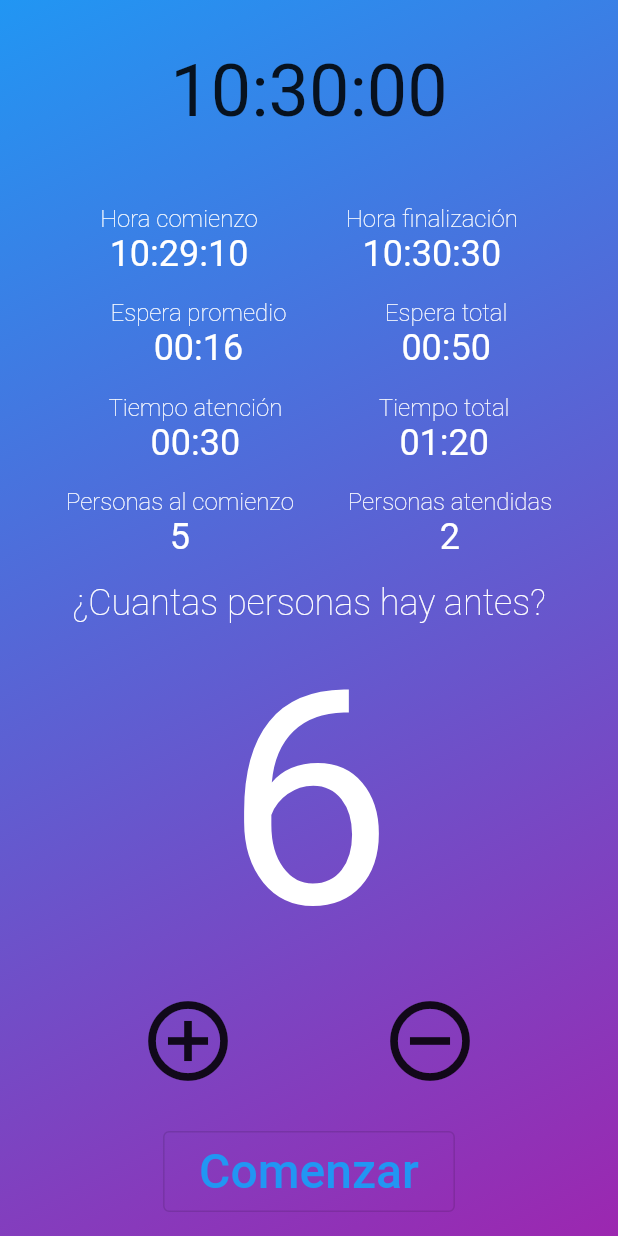
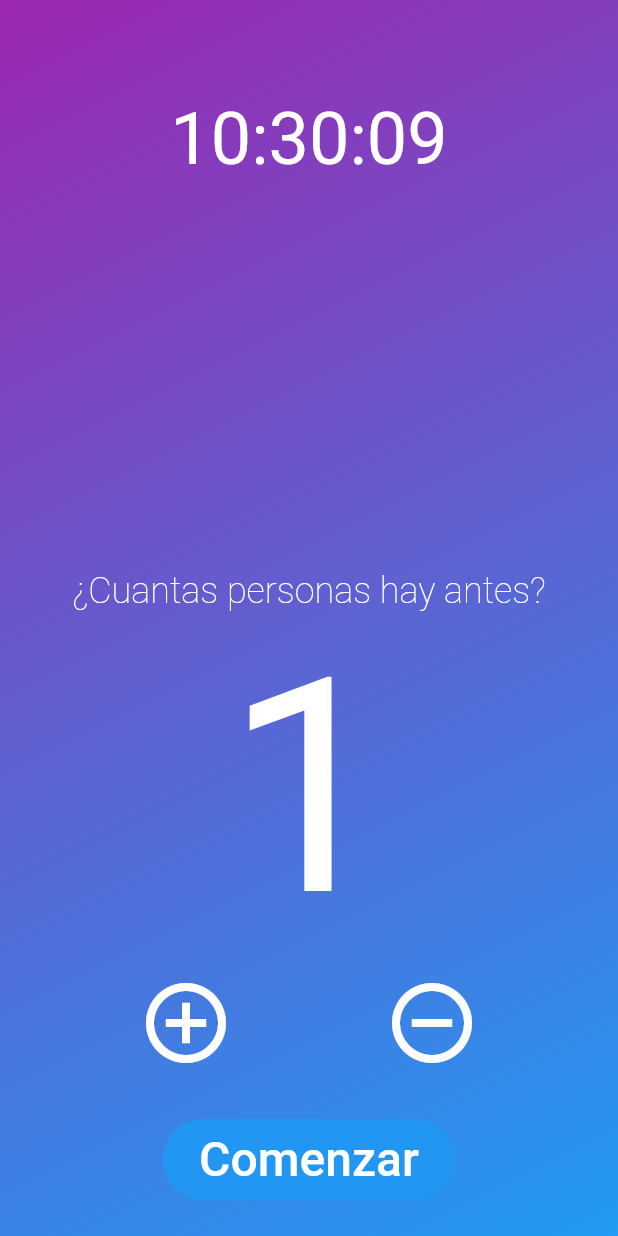
Before and after one commit to AlejandroDiBattista/colita, a Flutter app: the screen it shows after launch, after a tap on "¿Cuantas personas hay antes?", on a phone screen of 412 x 824 dp. Run offline on Flutter 3.47's test engine with Material 2 defaults, Android fonts, the phone set to English and light mode, and no system bars; our stand-ins replace get.

Commit message:
Convertimos para usar GetX

```diff
--- a/lib/cola.dart
+++ b/lib/cola.dart
@@ -1,27 +1,57 @@
+import 'dart:async';
 import 'dart:core';
 import 'dart:math';
+import 'package:get/get.dart';
 
-extension DateTimeExtensions on DateTime {
-  int get segundos => DateTime.now().difference(this).inSeconds;
-}
+import 'utils.dart';
 
-class Cola {
-  int cantidad;
+class Cola extends GetxController {
+  int cantidad = 0;
   late DateTime inicio;
   List<int> marcas = [];
+  bool configurar = true;
 
-  Cola(this.cantidad) {
+  Cola() {
     inicio = DateTime.now();
   }
 
+  @override
+  void onInit() {
+    super.onInit();
+    _startTimer();
+  }
+
+  void _startTimer() {
+    Timer.periodic(const Duration(seconds: 1), (timer) {
+      update();
+    });
+  }
+
+  void comenzar() {
+    inicio = DateTime.now();
+    configurar = false;
+    update();
+  }
+
   void avanzar() {
-    if (esperando == 0) return;
-    marcas.add(inicio.segundos);
+    if (configurar) {
+      if (cantidad < cantidadMaxima) cantidad++;
+    } else if (esperando > 0) {
+      marcas.add(inicio.segundos);
+    }
+    update();
   }
 
   void retroceder() {
-    marcas.removeLast();
+    if (configurar) {
+      if (cantidad > 0) cantidad--;
+    } else {
+      marcas.removeLast();
+    }
+    update();
   }
+
+  bool get configurando => configurar;
 
   int get atendidos => min(cantidad, marcas.length);
   int get esperando => max(0, cantidad - atendidos);
@@ -36,11 +66,10 @@ class Cola {
 
   static const duracionMinima = 5;
   static const duracionEstimada = 30;
-
+  static const cantidadMaxima = 20;
   // Estadisticas
 
   DateTime get horaActual => DateTime.now();
-
   DateTime get horaComienzo => inicio;
   DateTime get horaFinalizacion => inicio.add(Duration(seconds: tiempoTotal));
 
@@ -56,7 +85,8 @@ class Cola {
   int get personasFaltantes => personasComienzo - personasAtendidas;
 
   static Cola crearDemo() {
-    final c = Cola(5);
+    final c = Cola();
+    c.cantidad = 5;
     c.inicio = c.inicio.subtract(const Duration(seconds: 50));
     c.avanzar();
     c.marcas.last = c.marcas.last - 40;
@@ -64,4 +94,6 @@ class Cola {
     c.marcas.last = c.marcas.last - 20;
     return c;
   }
+
+  static Cola get to => Get.find(); // add this line
 }
--- a/lib/main.dart
+++ b/lib/main.dart
@@ -1,8 +1,7 @@
-import 'dart:math';
-
+import 'utils.dart';
+import 'cola.dart';
+import 'package:get/get.dart';
 import 'package:flutter/material.dart';
-
-import 'cola.dart';
 
 void main() => runApp(const MyApp());
 
@@ -11,17 +10,20 @@ class MyApp extends StatelessWidget {
 
   @override
   Widget build(BuildContext context) {
-    return MaterialApp(
+    return GetMaterialApp(
       title: 'Material App',
       debugShowCheckedModeBanner: false,
       home: Scaffold(
-        body: Center(
+        body: GetBuilder<Cola>(
+          init: Cola(),
+          builder: (c) => Center(
             child: Container(
               decoration: crearFondo(),
               child: Column(
                 crossAxisAlignment: CrossAxisAlignment.center,
                 mainAxisAlignment: MainAxisAlignment.spaceBetween,
-              children: [const Reloj(), EstadoCola(Cola.crearDemo()), Contador(5, configurar: true)],
+                children: [Reloj(c), if(!c.configurando) EstadoCola(c), Contador(c)],
+              ),
             ),
           ),
         ),
@@ -31,13 +33,14 @@ class MyApp extends StatelessWidget {
 }
 
 class Reloj extends StatelessWidget {
-  const Reloj({super.key});
+  final Cola cola;
+  const Reloj(this.cola, {super.key});
 
   @override
   Widget build(BuildContext context) {
     return Padding(
-      padding: const EdgeInsets.all(32.0),
-      child: Center(child: Text(DateTime.now().toHora, style: const TextStyle(fontSize: 48))),
+      padding: const EdgeInsets.only(top: 64),
+      child: Center(child: Text(cola.horaActual.toHora, style: const TextStyle(fontSize: 48, color: Colors.white))),
     );
   }
 }
@@ -50,28 +53,15 @@ class Campo extends StatelessWidget {
 
   @override
   Widget build(BuildContext context) {
-    return Column(
+    return Expanded(
+      child: Column(
         crossAxisAlignment: CrossAxisAlignment.center,
         children: [
-        Text(etiqueta, style: const TextStyle(fontSize: 16, color: Colors.white, fontWeight: FontWeight.w100)),
-        Text(valor, style: const TextStyle(fontSize: 24, color: Colors.white)),
+          Text(etiqueta, style: const TextStyle(fontSize: 14, color: Colors.white, fontWeight: FontWeight.w100)),
+          Text(valor, style: const TextStyle(fontSize: 20, color: Colors.white)),
         ],
+      ),
     );
-  }
-}
-
-extension DateTimeExtensions on DateTime {
-  String get toHora {
-    return '${hour.twoDigits()}:${minute.twoDigits()}:${second.twoDigits()}';
-  }
-}
-
-extension IntExtensions on int {
-  String twoDigits() => toString().padLeft(2, '0');
-  String toIntervalo() {
-    int minutos = this ~/ 60;
-    int segundos = this % 60;
-    return '${minutos.twoDigits()}:${segundos.twoDigits()}';
   }
 }
 
@@ -99,96 +89,74 @@ class EstadoCola extends StatelessWidget {
     ]);
   }
 
-  Widget fila(Widget a, Widget b) {
-    return Padding(
+  Widget fila(Widget a, Widget b) => Padding(
         padding: const EdgeInsets.all(8.0),
         child: Row(mainAxisAlignment: MainAxisAlignment.spaceEvenly, children: [a, b]),
       );
-  }
 
   Widget hora(String etiqueta, DateTime hora) => Campo(etiqueta, hora.toHora);
   Widget intervalo(String etiqueta, int segundos) => Campo(etiqueta, segundos.toIntervalo());
   Widget entero(String etiqueta, int cantidad) => Campo(etiqueta, cantidad.toString());
 }
 
-class Contador extends StatefulWidget {
-  bool configurar;
-  int maximo;
-  int valor;
-  Contador(this.valor, {this.maximo = 20, this.configurar = false, super.key});
-
-  @override
-  State<Contador> createState() => _ContadorState();
-}
-
-class _ContadorState extends State<Contador> {
-  int get valor => widget.valor;
+class Contador extends StatelessWidget {
+  final Cola cola;
+  const Contador(this.cola, {super.key});
 
   void sumar() {
-    setState(() => widget.valor = min(widget.valor+1, widget.maximo));
+    cola.avanzar();
   }
 
   void restar() {
-    setState(() => widget.valor = max(widget.valor - 1, 0));
+    cola.retroceder();
   }
 
   void comenzar() {
-    setState(() => widget.configurar = false);
+    cola.comenzar();
   }
 
   @override
   Widget build(BuildContext context) {
     return InkWell(
-      onTap: sumar,
-      onLongPress: restar,
+      onTap: cola.avanzar,
+      onLongPress: cola.retroceder,
       child: Column(
         children: [
           const Text('¿Cuantas personas hay antes?',
               style: TextStyle(fontSize: 24, color: Colors.white, fontWeight: FontWeight.w100)),
-          Text('$valor', style: const TextStyle(fontSize: 200, color: Colors.white)),
-          Padding(
-            padding: const EdgeInsets.all(4.0),
-            child: Row(
+          Text('${cola.configurando ? cola.cantidad : cola.esperando}',
+              style: const TextStyle(fontSize: 200, color: Colors.white)),
+          Row(
             mainAxisAlignment: MainAxisAlignment.spaceEvenly,
-              children: [
-                IconButton(
-                  onPressed: sumar,
-                  icon: const Icon(Icons.add_circle_outline),
-                  iconSize: 64,
+            children: [icono(Icons.add_circle_outline, sumar), icono(Icons.remove_circle_outline, restar)],
           ),
-                IconButton(
-                  onPressed: restar,
-                  icon: const Icon(Icons.remove_circle_outline),
-                  iconSize: 64,
-                )
-              ],
-            ),
-          ),
-          widget.configurar ? crearComenzar() : const SizedBox(height: 24)
+          cola.configurando ? crearComenzar() : const SizedBox(height: 24)
         ],
       ),
     );
   }
 
-  Widget crearComenzar() {
-    return Padding(
-      padding: const EdgeInsets.all(16.0),
-      child: OutlinedButton(
-          onPressed: comenzar,
+  Widget icono(IconData tipo, VoidCallback accion) => IconButton(
+        onPressed: accion,
+        icon: Icon(tipo),
+        iconSize: 64,
+        color: Colors.white,
+      );
+
+  Widget crearComenzar() => Padding(
+        padding: const EdgeInsets.all(24.0),
+        child: FilledButton(
+            onPressed: cola.comenzar,
             child: const Padding(
               padding: EdgeInsets.all(8.0),
-            child: Text(
-              "Comenzar",
-              style: TextStyle(fontSize: 32),
-            ),
+              child: Text("Comenzar", style: TextStyle(fontSize: 32, color: Colors.white)),
             )),
       );
-  }
 }
 
 BoxDecoration crearFondo() => const BoxDecoration(
         gradient: LinearGradient(
-      colors: [Colors.purple, Colors.blue],
-      begin: Alignment.bottomRight,
-      end: Alignment.topLeft,
+      colors: [Color.fromARGB(255, 156, 39, 176), Color.fromARGB(255, 33, 155, 243)],
+      begin: Alignment.topLeft,
+      end: Alignment.bottomRight,
     ));
--- /dev/null
+++ b/lib/utils.dart
@@ -0,0 +1,13 @@
+extension DateTimeExtensions on DateTime {
+  int get segundos => DateTime.now().difference(this).inSeconds;
+  String get toHora => '${hour.twoDigits()}:${minute.twoDigits()}:${second.twoDigits()}';
+}
+
+extension IntExtensions on int {
+  String twoDigits() => toString().padLeft(2, '0');
+  String toIntervalo() {
+    int minutos = this ~/ 60;
+    int segundos = this % 60;
+    return '${minutos.twoDigits()}:${segundos.twoDigits()}';
+  }
+}
--- a/pubspec.yaml
+++ b/pubspec.yaml
@@ -35,6 +35,7 @@ dependencies:
   # The following adds the Cupertino Icons font to your application.
   # Use with the CupertinoIcons class for iOS style icons.
   cupertino_icons: ^1.0.2
+  get: ^4.6.5
 
 dev_dependencies:
   flutter_test:
```
Also changed, not shown: pubspec.lock. Lines whose indentation alone changed are shown as unchanged.
